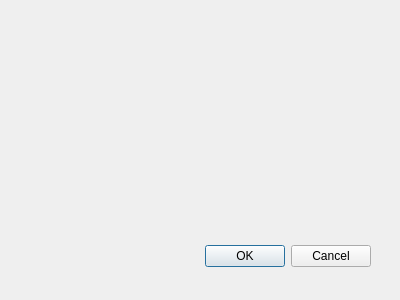
Qt form nuevoPro/alumno.ui (AlanLoth/Proproject) before a commit.
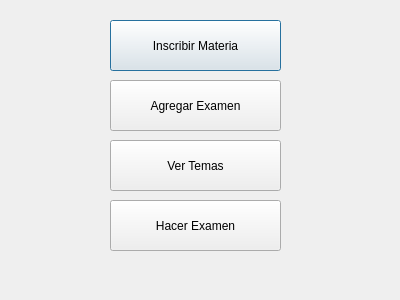
The same form after that commit.

What changed in the file:
```diff
--- a/nuevoPro/alumno.ui
+++ b/nuevoPro/alumno.ui
@@ -15,20 +15,56 @@
   <property name="windowTitle">
    <string>Dialog</string>
   </property>
-  <widget name="buttonBox" class="QDialogButtonBox">
+  <widget class="QPushButton" name="insMat">
    <property name="geometry">
     <rect>
-     <x>30</x>
-     <y>240</y>
-     <width>341</width>
-     <height>32</height>
+     <x>110</x>
+     <y>20</y>
+     <width>171</width>
+     <height>51</height>
     </rect>
    </property>
-   <property name="orientation">
-    <enum>Qt::Horizontal</enum>
+   <property name="text">
+    <string>Inscribir Materia</string>
    </property>
-   <property name="standardButtons">
-    <set>QDialogButtonBox::Cancel|QDialogButtonBox::Ok</set>
+  </widget>
+  <widget class="QPushButton" name="agrExa">
+   <property name="geometry">
+    <rect>
+     <x>110</x>
+     <y>80</y>
+     <width>171</width>
+     <height>51</height>
+    </rect>
+   </property>
+   <property name="text">
+    <string>Agregar Examen</string>
+   </property>
+  </widget>
+  <widget class="QPushButton" name="verTem">
+   <property name="geometry">
+    <rect>
+     <x>110</x>
+     <y>140</y>
+     <width>171</width>
+     <height>51</height>
+    </rect>
+   </property>
+   <property name="text">
+    <string>Ver Temas</string>
+   </property>
+  </widget>
+  <widget class="QPushButton" name="hacExa">
+   <property name="geometry">
+    <rect>
+     <x>110</x>
+     <y>200</y>
+     <width>171</width>
+     <height>51</height>
+    </rect>
+   </property>
+   <property name="text">
+    <string>Hacer Examen</string>
    </property>
   </widget>
  </widget>
```
Left out of the diff: 43 changed lines with no effect on the pictures.
